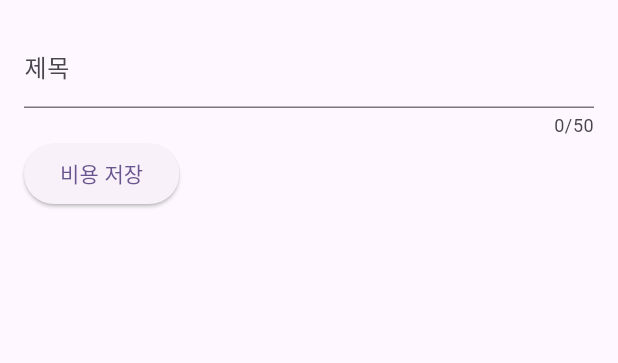
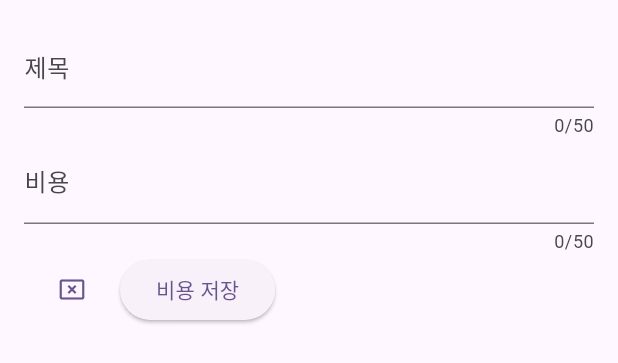
Before and after one commit to beetrbgus/2023-Flutter------, a Flutter app: the ModalExpenseAdd widget shown alone on an empty page, opened directly, on a phone screen of 412 x 824 dp. Shown: the top 363 px of the screen. Run offline on Flutter 3.47's test engine with Material 3 defaults, Android fonts, the phone set to English and light mode, and no system bars; our stand-ins replace google_fonts.

Commit message:
feat - 비용 input 추가

```diff
--- a/expense_tracker/lib/widgets/modal_expense_add.dart
+++ b/expense_tracker/lib/widgets/modal_expense_add.dart
@@ -12,12 +12,13 @@ class ModalExpenseAdd extends StatefulWidget {
 class _ModalExpenseAdd extends State<ModalExpenseAdd> {
   // 텍스트 필드에 값으로 전달되는 값을 저장하는 것을 알아서 해 줌.
   final _titleController = TextEditingController();
-
+  final _amountController = TextEditingController();
   //initState와 build와 비슷하다. StatefulWidget의 생명주기의 일부분이다.
   // Widget 과 state가 destroy 되면 자동으로 플러터에 의해 호출된다.
   @override
   void dispose() {
     _titleController.dispose();
+    _amountController.dispose();
     super.dispose();
   }
   // 제목이 입력될 때마다 실행 됨. String input값은 onChanged에서 제공. 이 방법대신 Controller를 사용
@@ -39,8 +40,23 @@ class _ModalExpenseAdd extends State<ModalExpenseAdd> {
               label: Text("제목"),
             ),
           ),
+          TextField(
+            controller: _amountController,
+            maxLength: 50,
+            keyboardType: TextInputType.number,
+            decoration: const InputDecoration(
+              prefixText: '￦',
+              label: Text("비용"),
+            ),
+          ),
           Row(
             children: [
+              TextButton(
+                onPressed: () {},
+                child: const Icon(
+                  Icons.cancel_presentation_outlined,
+                ),
+              ),
               ElevatedButton(
                 onPressed: () {
                   print(_titleController.text);
```
